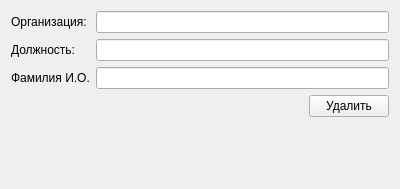
The window that ui/externalrepresentativewidget.ui (nikola240698/MeteringActs) describes before a commit, drawn with Qt 5.
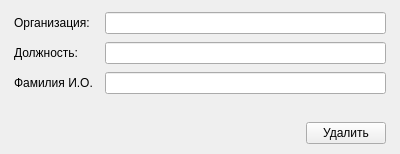
The same window after the commit.

What changed in the file:
```diff
--- a/ui/externalrepresentativewidget.ui
+++ b/ui/externalrepresentativewidget.ui
@@ -7,9 +7,15 @@
     <x>0</x>
     <y>0</y>
     <width>400</width>
-    <height>189</height>
+    <height>154</height>
    </rect>
   </property>
+  <property name="sizePolicy">
+   <sizepolicy hsizetype="Preferred" vsizetype="Maximum">
+    <horstretch>0</horstretch>
+    <verstretch>0</verstretch>
+   </sizepolicy>
+  </property>
   <property name="windowTitle">
    <string>ExternalRepresentativeWidget</string>
   </property>
@@ -17,8 +23,29 @@
    <bool>true</bool>
   </property>
   <layout class="QVBoxLayout" name="verticalLayout">
+   <property name="spacing">
+    <number>8</number>
+   </property>
+   <property name="leftMargin">
+    <number>14</number>
+   </property>
+   <property name="topMargin">
+    <number>12</number>
+   </property>
+   <property name="rightMargin">
+    <number>14</number>
+   </property>
+   <property name="bottomMargin">
+    <number>10</number>
+   </property>
    <item>
     <layout class="QFormLayout" name="formLayout">
+     <property name="horizontalSpacing">
+      <number>12</number>
+     </property>
+     <property name="verticalSpacing">
+      <number>8</number>
+     </property>
      <item row="0" column="0">
       <widget class="QLabel" name="label">
        <property name="text">
@@ -78,19 +105,6 @@
      </item>
     </layout>
    </item>
-   <item>
-    <spacer name="verticalSpacer">
-     <property name="orientation">
-      <enum>Qt::Orientation::Vertical</enum>
-     </property>
-     <property name="sizeHint" stdset="0">
-      <size>
-       <width>20</width>
-       <height>40</height>
-      </size>
-     </property>
-    </spacer>
-   </item>
   </layout>
  </widget>
  <tabstops>
```
